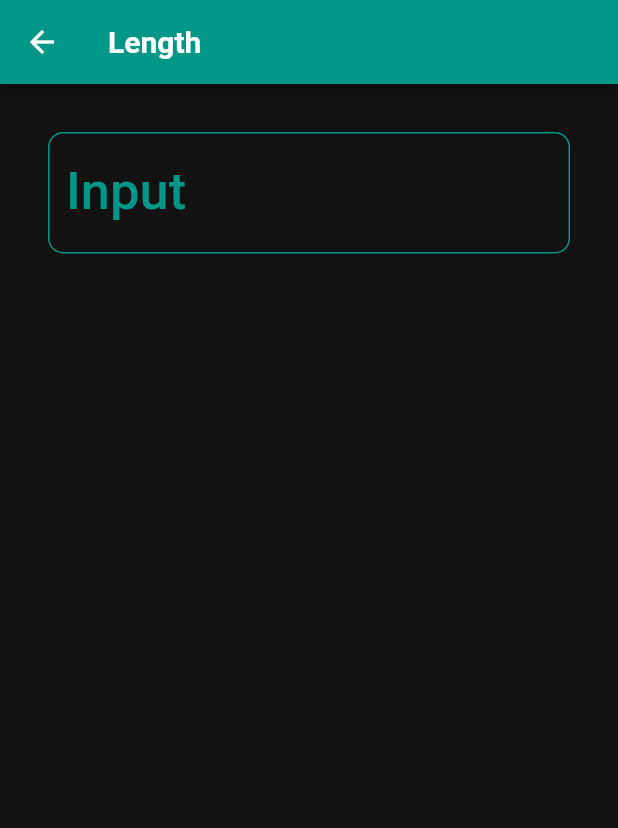
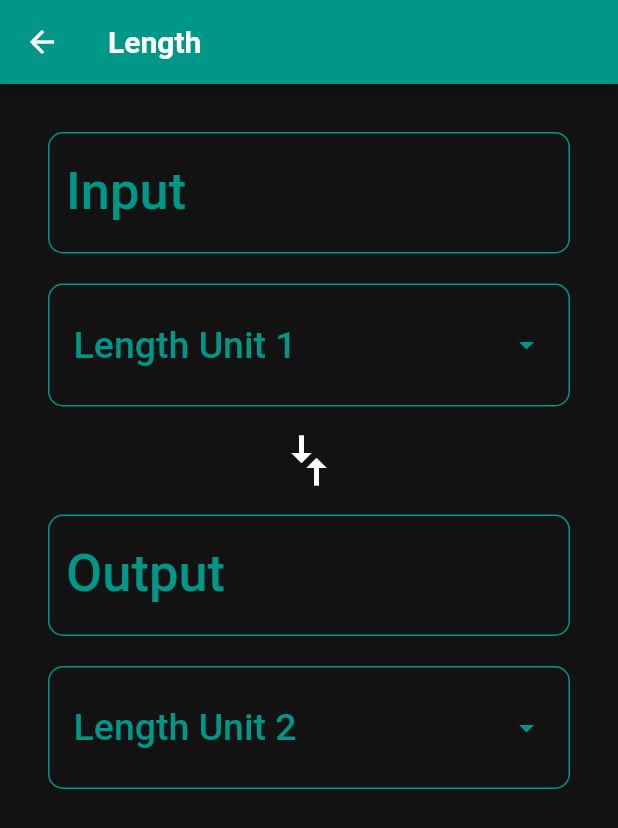
Before and after one commit to akashroshan135/unit-converter, a Flutter app: the screen it shows after launch, after a tap on "Length", on a phone screen of 412 x 824 dp. Shown: the top 828 px of the screen. Run offline on Flutter 3.47's test engine with Material 2 defaults, Android fonts, the phone set to English and light mode, and no system bars.

Commit message:
update now has dropdown menus

```diff
--- a/lib/routes/about_route.dart
+++ b/lib/routes/about_route.dart
@@ -42,7 +42,7 @@ class AboutScreen extends StatelessWidget {
       padding: EdgeInsets.all(20.0),
       alignment: Alignment.center,
       child: Text(
-        'A small Unit Conversion app I\'m developing while following the \'Build Native Mobile Apps with Flutter\' course on Udacity. I don\'t know why you\'re using this, it\'s just a basic conversion app that doesn\'t even work at the moment but thanks.',
+        'A small Unit Conversion app I\'m developing while following the \'Build Native Mobile Apps with Flutter\' course on Udacity. I don\'t know why you\'re using this, it\'s just a basic conversion app that doesn\'t even work at the moment but thanks.\n\nUpdate: This app is never gonna be completed. I\'m spending way too much time on this but I need to start working on other stuff. So this is now a dummy experiment app with zero functionality.',
         style: Theme.of(context).textTheme.bodyText1,
       ),
     );
@@ -52,7 +52,7 @@ class AboutScreen extends StatelessWidget {
         padding: EdgeInsets.all(20.0),
         alignment: Alignment.center,
         child: Text(
-          'Check out my GitHub. I make stuff.',
+          'Check out my GitHub cause \'why not?\'',
           style: Theme.of(context).textTheme.bodyText1,
         ),
       ),
--- a/lib/routes/converter_route.dart
+++ b/lib/routes/converter_route.dart
@@ -5,19 +5,71 @@ const _padding = EdgeInsets.all(16.0);
 class ConverterScreen extends StatefulWidget {
   final categoryName;
   final categoryColor;
+  final units;
 
-  const ConverterScreen(
-    this.categoryName,
-    this.categoryColor,
-  );
+  const ConverterScreen(this.categoryName, this.categoryColor, this.units);
 
   @override
   _ConverterScreenState createState() => _ConverterScreenState();
 }
 
 class _ConverterScreenState extends State<ConverterScreen> {
-  // var _bgColor = Colors.white;
-  // var _textColor = Colors.black;
+  String _value1;
+  String _value2;
+  List<String> units;
+
+  @override
+  void initState() {
+    super.initState();
+    units = widget.units;
+    _value1 = units[0];
+    _value2 = units[1];
+  }
+
+  Widget _createDropdown(String currentValue) {
+    return Container(
+      margin: EdgeInsets.only(top: 20.0),
+      padding: EdgeInsets.all(16.0),
+      decoration: BoxDecoration(
+          color: Theme.of(context).scaffoldBackgroundColor,
+          border: Border.all(
+            color: widget.categoryColor,
+            width: 1.0,
+          ),
+          borderRadius: BorderRadius.circular(10)),
+      child: Theme(
+        data: Theme.of(context).copyWith(
+          canvasColor: Colors.grey[50],
+        ),
+        child: DropdownButtonHideUnderline(
+          child: DropdownButton(
+            isExpanded: true,
+            style: Theme.of(context)
+                .textTheme
+                .headline6
+                .copyWith(color: widget.categoryColor),
+            iconEnabledColor: widget.categoryColor,
+            dropdownColor: Theme.of(context).scaffoldBackgroundColor,
+            value: currentValue,
+            items: units.map(
+              (item) {
+                return DropdownMenuItem(
+                  value: item,
+                  child: new Text(item),
+                );
+              },
+            ).toList(),
+            onChanged: (value) {
+              setState(() {
+                currentValue = value;
+              });
+            },
+          ),
+        ),
+      ),
+    );
+  }
+
   @override
   Widget build(BuildContext context) {
     final appBar = AppBar(
@@ -50,6 +102,38 @@ class _ConverterScreenState extends State<ConverterScreen> {
                 borderSide: BorderSide(color: widget.categoryColor, width: 1)),
           ),
         ),
+        _createDropdown(_value1)
+      ]),
+    );
+
+    final arrows = RotatedBox(
+      quarterTurns: 1,
+      child: Icon(
+        Icons.compare_arrows,
+        size: 40.0,
+        color: Theme.of(context).primaryIconTheme.color,
+      ),
+    );
+
+    final output = Padding(
+      padding: _padding,
+      child: Column(crossAxisAlignment: CrossAxisAlignment.stretch, children: [
+        TextField(
+          keyboardType: TextInputType.number,
+          cursorColor: widget.categoryColor,
+          style: Theme.of(context).textTheme.headline6.copyWith(fontSize: 35),
+          decoration: InputDecoration(
+            labelText: 'Output',
+            labelStyle: TextStyle(color: widget.categoryColor),
+            focusedBorder: OutlineInputBorder(
+                borderRadius: BorderRadius.circular(10),
+                borderSide: BorderSide(color: widget.categoryColor, width: 1)),
+            enabledBorder: OutlineInputBorder(
+                borderRadius: BorderRadius.circular(10),
+                borderSide: BorderSide(color: widget.categoryColor, width: 1)),
+          ),
+        ),
+        _createDropdown(_value2)
       ]),
     );
 
@@ -61,7 +145,7 @@ class _ConverterScreenState extends State<ConverterScreen> {
           color: Theme.of(context).scaffoldBackgroundColor,
           padding: _padding,
           child: ListView(
-            children: [input],
+            children: [input, arrows, output],
           ), /*
           child: FlatButton(
             onPressed: () => setState(() {
--- a/lib/widgets/category.dart
+++ b/lib/widgets/category.dart
@@ -12,6 +12,16 @@ class Category extends StatelessWidget {
     this.categoryIcon,
     this.categoryColor,
   );
+
+  List<String> _buildUnits() {
+    List<String> units = <String>[];
+    var text;
+    for (var i = 1; i <= 10; i++) {
+      text = categoryName;
+      units.add('$text Unit $i');
+    }
+    return units;
+  }
 
   @override
   Widget build(BuildContext context) {
@@ -31,8 +41,8 @@ class Category extends StatelessWidget {
               Navigator.push(
                 context,
                 MaterialPageRoute(
-                    builder: (context) =>
-                        ConverterScreen(categoryName, categoryColor)),
+                    builder: (context) => ConverterScreen(
+                        categoryName, categoryColor, _buildUnits())),
               );
             },
             child: Row(
```
